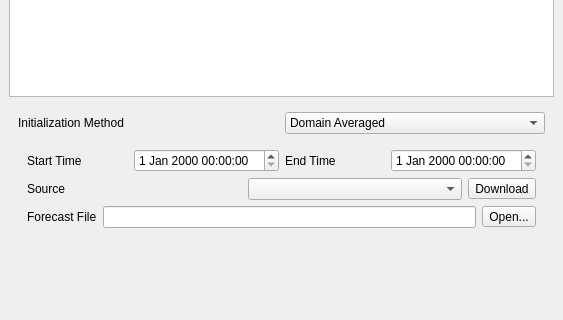
First picture: the form in src/gui/ui/mainwindow.ui, repository firelab/windninja, before the edit; both pictures show x 0 to 563 and y 120 to 440 of the 563 by 641 pixel window.
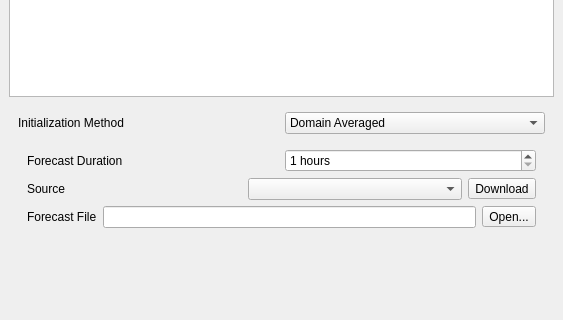
Second picture: the form after the edit. The open tabs and pages were chosen to show the change.

Commit message:
gui: fake some wx downloads
For the UCAR data, just run curl.  Needs to be replaced with
QNetworkManager code, or an internal API call.  TBD.

```diff
--- a/src/gui/ui/mainwindow.ui
+++ b/src/gui/ui/mainwindow.ui
@@ -487,23 +487,23 @@
               <item>
                <widget class="QLabel" name="label_18">
                 <property name="text">
-                 <string>Start Time</string>
+                 <string>Forecast Duration</string>
                 </property>
                </widget>
               </item>
               <item>
-               <widget class="QDateTimeEdit" name="wxStartDate_2"/>
-              </item>
-              <item>
-               <widget class="QLabel" name="label_19">
-                <property name="text">
-                 <string>End Time</string>
+               <widget class="QSpinBox" name="wxDurSpinBox">
+                <property name="suffix">
+                 <string> hours</string>
                 </property>
+                <property name="minimum">
+                 <number>1</number>
+                </property>
+                <property name="maximum">
+                 <number>368</number>
+                </property>
                </widget>
               </item>
-              <item>
-               <widget class="QDateTimeEdit" name="wxEndDate_2"/>
-              </item>
              </layout>
             </item>
             <item>
```
Left out of the diff: 6 changed lines with no effect on the pictures. The commit also changes 4 other files.
